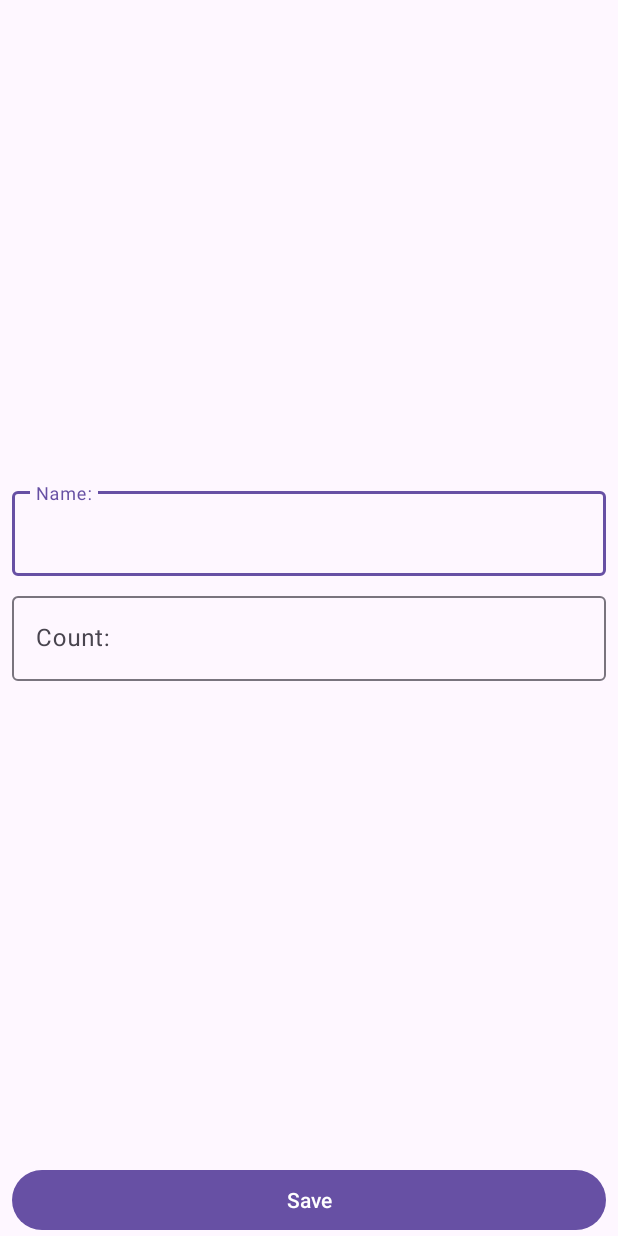
After one commit to Waydj/ShoppingList, an Android app: the ShopItemActivity screen opened directly, with no data from a screen before it, on a phone screen of 412 x 824 dp. The commit adds this screen. Run offline under Robolectric (Android 15) with nearby library versions, the phone set to English and light mode, and no system bars.

Commit message:
Создана activity второго экрана

```diff
--- a/app/src/main/AndroidManifest.xml
+++ b/app/src/main/AndroidManifest.xml
@@ -13,6 +13,9 @@
         android:theme="@style/Theme.ShoppingList"
         tools:targetApi="31">
         <activity
+            android:name=".presentation.ShopItemActivity"
+            android:exported="false" />
+        <activity
             android:name=".presentation.MainActivity"
             android:exported="true">
             <intent-filter>
--- /dev/null
+++ b/app/src/main/java/com/waydj/shoppinglist/presentation/ShopItemActivity.kt
@@ -0,0 +1,23 @@
+package com.waydj.shoppinglist.presentation
+
+import android.os.Bundle
+import androidx.activity.enableEdgeToEdge
+import androidx.appcompat.app.AppCompatActivity
+import androidx.core.view.ViewCompat
+import androidx.core.view.WindowInsetsCompat
+import com.waydj.shoppinglist.R
+
+class ShopItemActivity : AppCompatActivity() {
+    override fun onCreate(savedInstanceState: Bundle?) {
+        super.onCreate(savedInstanceState)
+        enableEdgeToEdge()
+        setContentView(R.layout.activity_shop_item)
+        ViewCompat.setOnApplyWindowInsetsListener(findViewById(R.id.main)) { v, insets ->
+            val systemBars = insets.getInsets(WindowInsetsCompat.Type.systemBars())
+            v.setPadding(systemBars.left, systemBars.top, systemBars.right, systemBars.bottom)
+            insets
+        }
+
+
+    }
+}
--- /dev/null
+++ b/app/src/main/res/layout/activity_shop_item.xml
@@ -0,0 +1,63 @@
+<?xml version="1.0" encoding="utf-8"?>
+<androidx.constraintlayout.widget.ConstraintLayout xmlns:android="http://schemas.android.com/apk/res/android"
+    xmlns:app="http://schemas.android.com/apk/res-auto"
+    xmlns:tools="http://schemas.android.com/tools"
+    android:id="@+id/main"
+    android:layout_width="match_parent"
+    android:layout_height="match_parent"
+    tools:context=".presentation.ShopItemActivity">
+
+    <com.google.android.material.textfield.TextInputLayout
+        android:id="@+id/til_name"
+        android:layout_width="0dp"
+        android:layout_height="wrap_content"
+        android:layout_marginStart="8dp"
+        android:layout_marginEnd="8dp"
+        android:layout_marginBottom="4dp"
+        app:layout_constraintBottom_toTopOf="@id/til_count"
+        app:layout_constraintEnd_toEndOf="parent"
+        app:layout_constraintStart_toStartOf="parent"
+        app:layout_constraintTop_toTopOf="parent"
+        app:layout_constraintVertical_chainStyle="packed">
+
+        <com.google.android.material.textfield.TextInputEditText
+            android:id="@+id/et_name"
+            android:layout_width="match_parent"
+            android:layout_height="wrap_content"
+            android:hint="@string/name_hint"
+            android:inputType="textCapWords" />
+    </com.google.android.material.textfield.TextInputLayout>
+
+    <com.google.android.material.textfield.TextInputLayout
+        android:id="@+id/til_count"
+        android:layout_width="0dp"
+        android:layout_height="wrap_content"
+        android:layout_marginStart="8dp"
+        android:layout_marginTop="4dp"
+        android:layout_marginEnd="8dp"
+        app:layout_constraintBottom_toTopOf="@id/save_button"
+        app:layout_constraintEnd_toEndOf="parent"
+        app:layout_constraintStart_toStartOf="parent"
+        app:layout_constraintTop_toBottomOf="@id/til_name"
+        app:layout_constraintVertical_chainStyle="packed">
+
+        <com.google.android.material.textfield.TextInputEditText
+            android:id="@+id/et_count"
+            android:layout_width="match_parent"
+            android:layout_height="wrap_content"
+            android:hint="@string/count_hint"
+            android:inputType="number" />
+    </com.google.android.material.textfield.TextInputLayout>
+
+    <Button
+        android:id="@+id/save_button"
+        android:layout_width="0dp"
+        android:layout_height="wrap_content"
+        android:layout_marginHorizontal="8dp"
+        android:paddingVertical="4dp"
+        android:text="@string/save_btn"
+        app:layout_constraintBottom_toBottomOf="parent"
+        app:layout_constraintEnd_toEndOf="parent"
+        app:layout_constraintStart_toStartOf="parent" />
+
+</androidx.constraintlayout.widget.ConstraintLayout>
--- a/app/src/main/res/values/strings.xml
+++ b/app/src/main/res/values/strings.xml
@@ -1,4 +1,9 @@
 <resources>
     <string name="app_name">ShoppingList</string>
-    <string name="add_new_shop_item">Добавить новый элемент</string>
+    <string name="add_new_shop_item">Add new item</string>
+    <string name="name_hint">Name:</string>
+    <string name="count_hint">Count:</string>
+    <string name="save_btn">Save</string>
+    <string name="error_input_name">Invalid name</string>
+    <string name="error_input_count">Invalid count</string>
 </resources>
```
